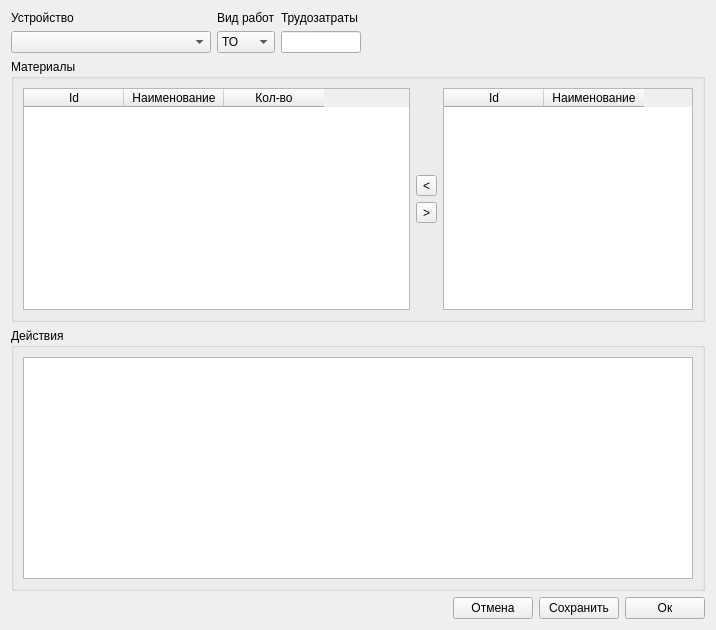
This is normativeform.ui in Balyaev-D-A/MFDB as Qt 5 draws it before an edit. The edited form follows.
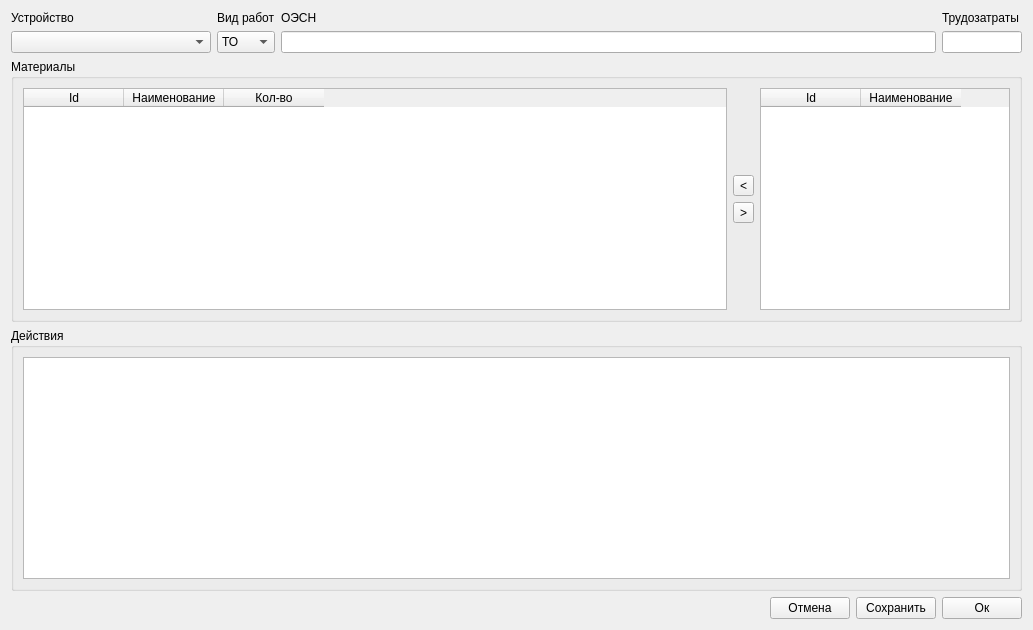
This is the edited form. Custom widgets are drawn as their Qt base class.

```diff
--- a/normativeform.ui
+++ b/normativeform.ui
@@ -6,14 +6,14 @@
    <rect>
     <x>0</x>
     <y>0</y>
-    <width>716</width>
+    <width>1033</width>
     <height>630</height>
    </rect>
   </property>
   <property name="windowTitle">
    <string>Form</string>
   </property>
-  <layout class="QVBoxLayout" name="verticalLayout_5">
+  <layout class="QVBoxLayout" name="verticalLayout_6">
    <item>
     <layout class="QHBoxLayout" name="horizontalLayout">
      <item>
@@ -67,10 +67,36 @@
        </item>
       </layout>
      </item>
+     <item>
+      <layout class="QVBoxLayout" name="verticalLayout_5">
+       <property name="sizeConstraint">
+        <enum>QLayout::SetMaximumSize</enum>
+       </property>
+       <item>
+        <widget class="QLabel" name="label_4">
+         <property name="text">
+          <string>ОЭСН</string>
+         </property>
+        </widget>
+       </item>
+       <item>
+        <widget class="QLineEdit" name="oesnEdit"/>
+       </item>
+      </layout>
+     </item>
      <item>
       <layout class="QVBoxLayout" name="verticalLayout_3">
+       <property name="sizeConstraint">
+        <enum>QLayout::SetMinimumSize</enum>
+       </property>
        <item>
         <widget class="QLabel" name="label_3">
+         <property name="maximumSize">
+          <size>
+           <width>80</width>
+           <height>16777215</height>
+          </size>
+         </property>
          <property name="text">
           <string>Трудозатраты</string>
          </property>
@@ -88,19 +114,6 @@
        </item>
       </layout>
      </item>
-     <item>
-      <spacer name="horizontalSpacer_2">
-       <property name="orientation">
-        <enum>Qt::Horizontal</enum>
-       </property>
-       <property name="sizeHint" stdset="0">
-        <size>
-         <width>40</width>
-         <height>20</height>
-        </size>
-       </property>
-      </spacer>
-     </item>
     </layout>
    </item>
    <item>
@@ -112,7 +125,7 @@
       <item>
        <widget class="DragDropTable" name="normativeTable">
         <property name="sortingEnabled">
-         <bool>true</bool>
+         <bool>false</bool>
         </property>
         <attribute name="verticalHeaderVisible">
          <bool>false</bool>
```
Left out of the diff: 34 changed lines with no effect on the pictures.
